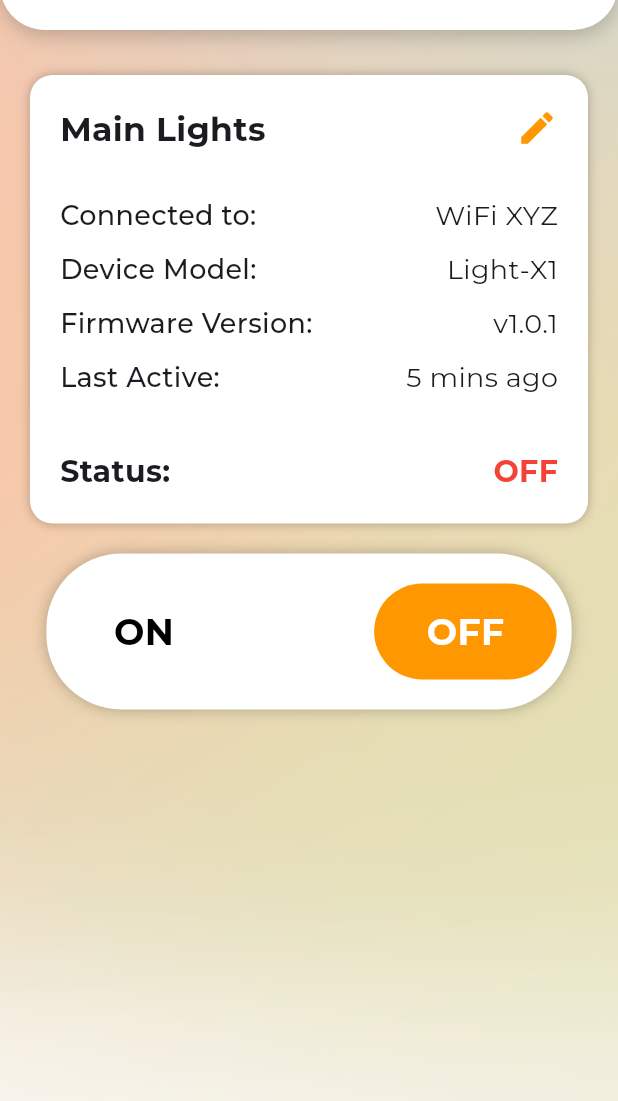
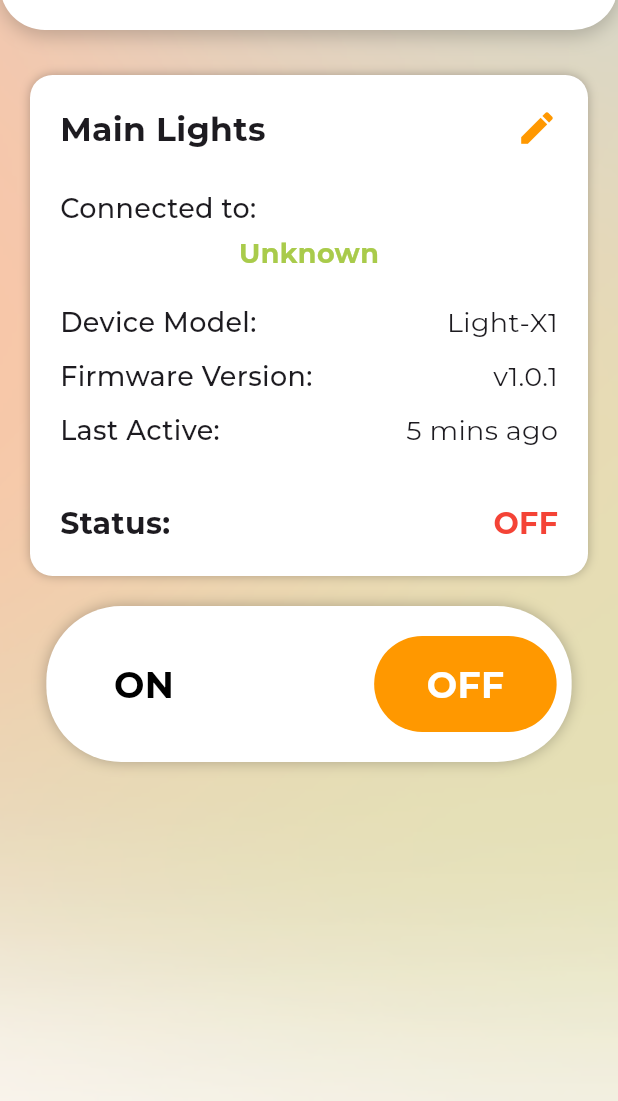
Before and after one commit to Ashriya26/Internship_Device_Control_App, a Flutter app: the screen it shows after launch, after a tap on "Main Lights", on a phone screen of 412 x 824 dp, the part 135-1236 px from its top. Run offline on Flutter 3.47's test engine with Material 3 defaults, Android fonts, the phone set to English and light mode, and no system bars; project files that could hold a hidden picture were left out.

Commit message:
Added dynamic network update and adjusted UI layout in Device Control Page

```diff
--- a/lib/main.dart
+++ b/lib/main.dart
@@ -1,11 +1,19 @@
 import 'package:flutter/material.dart';
 import 'pages/home_page.dart';
 import 'pages/settings_page.dart';
+import 'package:provider/provider.dart';
+import 'providers/network_provider.dart';
 
 void main() {
-  runApp(const MyApp());
+  runApp(
+    MultiProvider(
+      providers: [
+        ChangeNotifierProvider(create: (context) => NetworkProvider()), // Add NetworkProvider
+      ],
+      child: const MyApp(),
+    ),
+  );
 }
-
 class MyApp extends StatelessWidget {
   const MyApp({super.key});
 
--- a/lib/pages/device_control_page.dart
+++ b/lib/pages/device_control_page.dart
@@ -3,6 +3,9 @@ import '../widgets/delete_device.dart';
 import '../widgets/edit_device.dart';
 import 'home_page.dart';
 import '../widgets/device_card.dart';
+import 'settings_page.dart';
+import 'package:provider/provider.dart';
+import '../providers/network_provider.dart';
 
 class DeviceControlPage extends StatefulWidget {
   final String deviceName;
@@ -221,11 +224,33 @@ void updateDeviceStatus(String deviceName, bool newStatus) {
                     const SizedBox(height: 25),
 
                     // Device Info
-                    _buildDeviceInfo("Connected to:", widget.networkName),
-                    _buildDeviceInfo("Device Model:", widget.deviceModel),
-                    _buildDeviceInfo("Firmware Version:", widget.firmwareVersion),
-                    _buildDeviceInfo("Last Active:", widget.lastActiveTime),
+                      Column(
+                        crossAxisAlignment: CrossAxisAlignment.start, // Keep left alignment
+                        children: [
+                          // Connected to (Left-aligned)
+                          const Text(
+                            "Connected to:",
+                            style: TextStyle(fontSize: 18, fontWeight: FontWeight.w500),
+                          ),
 
+                          const SizedBox(height: 4), // Small space before network name
+
+                          // Network Name (Centered)
+                          Align(
+                            alignment: Alignment.center, // Center-align only the network name
+                            child: Text(
+                              Provider.of<NetworkProvider>(context).connectedNetwork,
+                              style: const TextStyle(fontSize: 18, fontWeight: FontWeight.bold, color: Color.fromARGB(255, 169, 203, 75)),
+                            ),
+                          ),
+
+                          const SizedBox(height: 15), // Space before the next fields
+
+                          _buildDeviceInfo("Device Model:", widget.deviceModel),
+                          _buildDeviceInfo("Firmware Version:", widget.firmwareVersion),
+                          _buildDeviceInfo("Last Active:", widget.lastActiveTime),
+                        ],
+                      ),
                     const SizedBox(height: 30),
 
                     // Status Indicator with Heading
--- a/lib/pages/settings_page.dart
+++ b/lib/pages/settings_page.dart
@@ -1,6 +1,8 @@
 import 'package:flutter/material.dart';
 import 'home_page.dart';
 import '../widgets/NetworkDetailsDialogue.dart';
+import 'package:provider/provider.dart';
+import '../providers/network_provider.dart';
 
 class SettingsPage extends StatefulWidget {
   const SettingsPage({super.key});
@@ -23,6 +25,10 @@ class _SettingsPageState extends State<SettingsPage> {
   void initState() {
     super.initState();
     connectToStrongestNetwork();
+
+    Future.microtask(() {
+    connectToStrongestNetwork();
+    });
   }
 
   void scanForNetworks() {
@@ -42,6 +48,9 @@ class _SettingsPageState extends State<SettingsPage> {
       connectedNetwork = availableNetworks.first;
       connectedNetwork!["connected"] = true;
       availableNetworks.removeAt(0);
+
+      // ✅ Update Provider with the new connected network name
+      Provider.of<NetworkProvider>(context, listen: false).updateNetwork(connectedNetwork!["name"]);
     });
   }
 
@@ -60,6 +69,10 @@ class _SettingsPageState extends State<SettingsPage> {
               availableNetworks.remove(network);
               network["connected"] = true;
               connectedNetwork = network;
+
+              // ✅ Update Provider with the new connected network name
+              Provider.of<NetworkProvider>(context, listen: false).updateNetwork(network["name"]);
+
             });
           },
         ),
@@ -73,6 +86,10 @@ class _SettingsPageState extends State<SettingsPage> {
         availableNetworks.remove(network);
         network["connected"] = true;
         connectedNetwork = network;
+
+        // ✅ Update Provider with the new connected network name
+        Provider.of<NetworkProvider>(context, listen: false).updateNetwork(network["name"]);
+
       });
     }
   }
--- /dev/null
+++ b/lib/providers/network_provider.dart
@@ -0,0 +1,12 @@
+import 'package:flutter/material.dart';
+
+class NetworkProvider with ChangeNotifier {
+  String _connectedNetwork = "Unknown"; // Default value
+
+  String get connectedNetwork => _connectedNetwork;
+
+  void updateNetwork(String newNetwork) {
+    _connectedNetwork = newNetwork;
+    notifyListeners(); // Notify listeners to update UI
+  }
+}
--- a/pubspec.yaml
+++ b/pubspec.yaml
@@ -31,7 +31,7 @@ dependencies:
   flutter:
     sdk: flutter
   http: ^1.3.0 # For API communication
-  provider: ^6.0.0 # For state management (optional but recommended)
+  provider: ^6.0.5 # For state management (optional but recommended)
   cupertino_icons: ^1.0.8  # Cupertino Icons for iOS style icons
 
 dev_dependencies:
```
